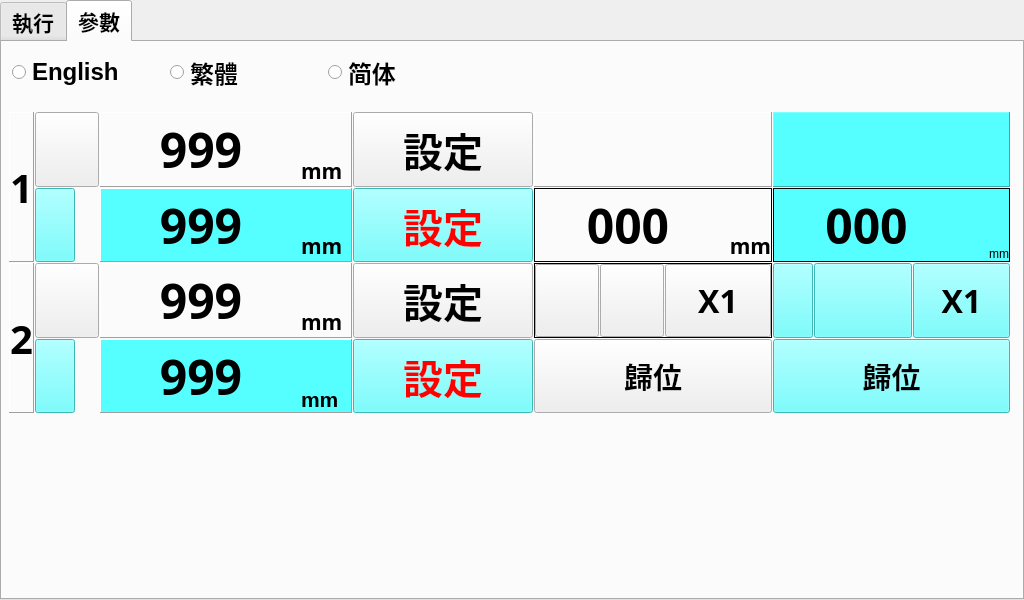
Before: the Qt Designer form SW/resources/ui/MainForm.ui in tonyghchen/LoadingMachine, drawn with Qt 5.
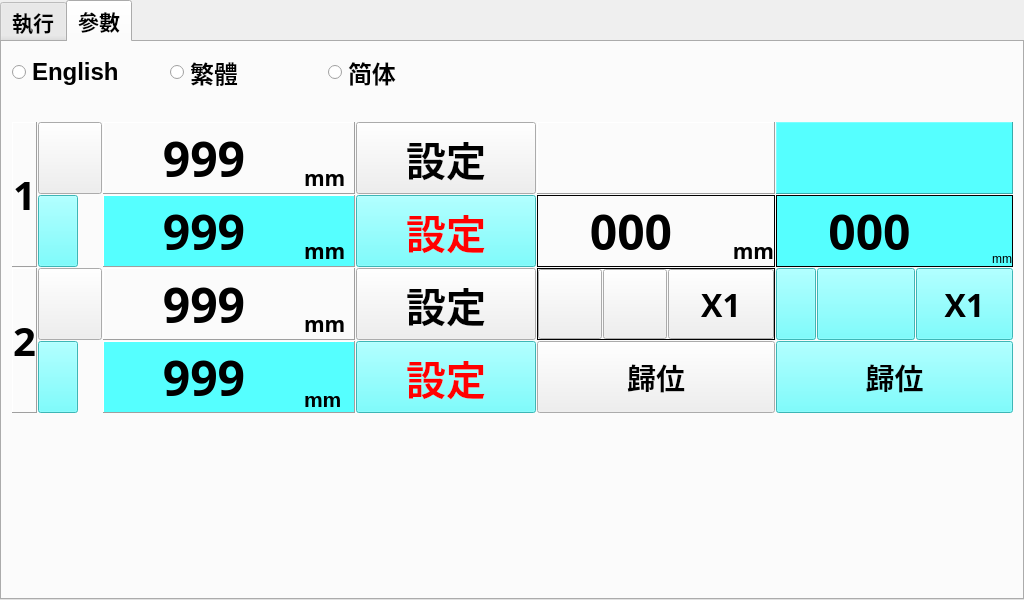
After: the same form once the commit is applied. Icons and pictures are not drawn.

The edit to the form file:
```diff
--- a/SW/resources/ui/MainForm.ui
+++ b/SW/resources/ui/MainForm.ui
@@ -594,10 +594,10 @@
        <widget class="QWidget" name="gridLayoutWidget">
         <property name="geometry">
          <rect>
-          <x>7</x>
-          <y>70</y>
+          <x>10</x>
+          <y>80</y>
           <width>1001</width>
-          <height>301</height>
+          <height>291</height>
          </rect>
         </property>
         <layout class="QGridLayout" name="gridLayout_2">
```
Left out of the diff: 8 changed lines with no effect on the pictures.
